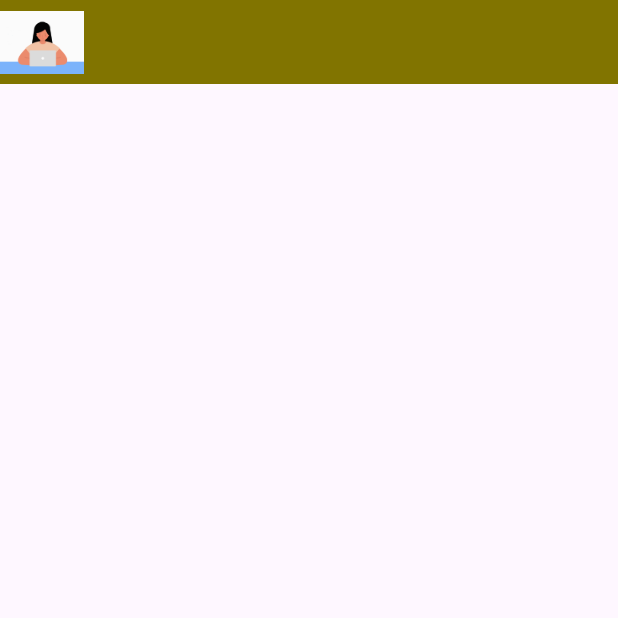
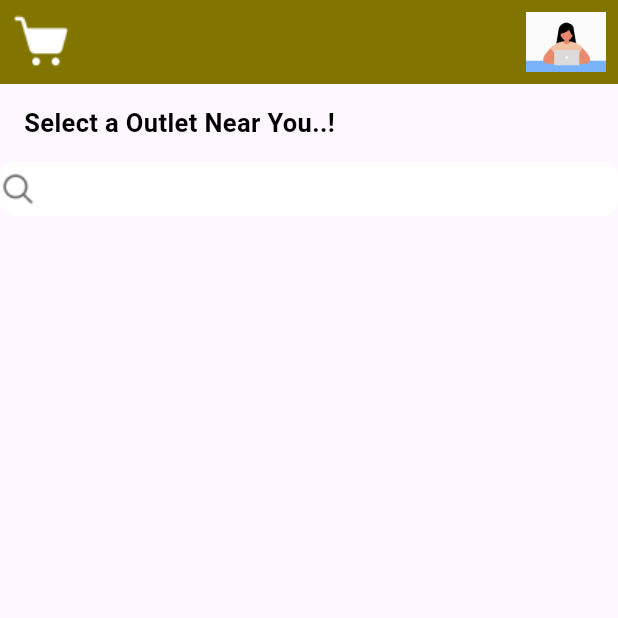
Before and after one commit to Anusreepramod/Meals_App, a Flutter app: the home screen opened directly, on a phone screen of 412 x 824 dp, the top half of it. Run offline on Flutter 3.47's test engine with Material 3 defaults, Android fonts, the phone set to English and light mode, and no system bars; Roboto replaces fonts that are missing (Montserrat).

Commit message:
first  commit

```diff
--- a/lib/home.dart
+++ b/lib/home.dart
@@ -1,4 +1,5 @@
 import 'package:flutter/material.dart';
+import 'package:flutter/widgets.dart';
 
 class home extends StatelessWidget {
   const home({super.key});
@@ -6,11 +7,56 @@ class home extends StatelessWidget {
   @override
   Widget build(BuildContext context) {
     return Scaffold(
-      appBar: AppBar(
-        backgroundColor: const Color(0xFF817400),
-        leading: Image.asset(
-          'assets/images/profile.gif'),
-      ),
-    );
+        appBar: AppBar(
+          backgroundColor: const Color(0xFF817400),
+          leading: IconButton(
+            onPressed: () {},
+            icon: Image.asset('assets/images/Shopping Cart.png'),
+          ),
+          actions: [
+            IconButton(
+              icon: Image.asset(
+                  'assets/images/profile.gif'), // Provide the path to your second image
+              onPressed: () {
+                // Implement action for the second image button
+              },
+            ),
+          ],
+        ),
+        body: Column(
+          crossAxisAlignment: CrossAxisAlignment.stretch,
+          children: [
+            const Padding(
+              padding: EdgeInsets.all(16.0),
+              child: Text(
+                'Select a Outlet Near You..!',
+                style: TextStyle(
+                  color: Colors.black,
+                  fontSize: 17,
+                  fontFamily: 'Montserrat',
+                  fontWeight: FontWeight.w600,
+                  height: 0,
+                ),
+              ),
+            ),
+            Container(
+              width: 310,
+              height: 36,
+              decoration: ShapeDecoration(
+                color: Colors.white,
+                shape: RoundedRectangleBorder(
+                  borderRadius: BorderRadius.circular(10),
+                ),
+              ),
+
+              child: Row(children: [
+                Image.asset('assets/images/Search.png'),
+              ],
+
+              )
+            ) // Add your other content below the TextField if needed
+          ],
+        ),
+        );
   }
 }
--- a/pubspec.yaml
+++ b/pubspec.yaml
@@ -63,6 +63,9 @@ flutter:
      - assets/images/logo.gif
      - assets/Imiot.png
      - assets/images/profile.gif
+     - assets/images/Shopping Cart.png
+     - assets/images/profile.gif
+     - assets/images/Search.png
 
 
   # An image asset can refer to one or more resolution-specific "variants", see
```
Also changed, not shown: assets/images/Search.png (added), assets/images/Shopping Cart.png (added).
